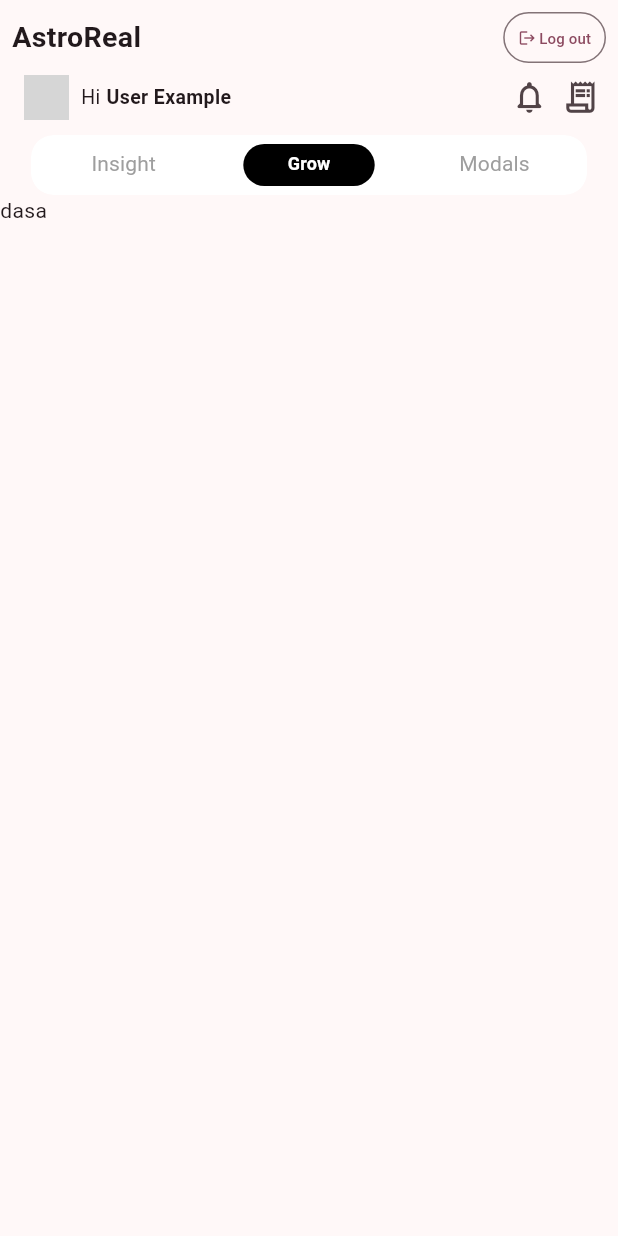
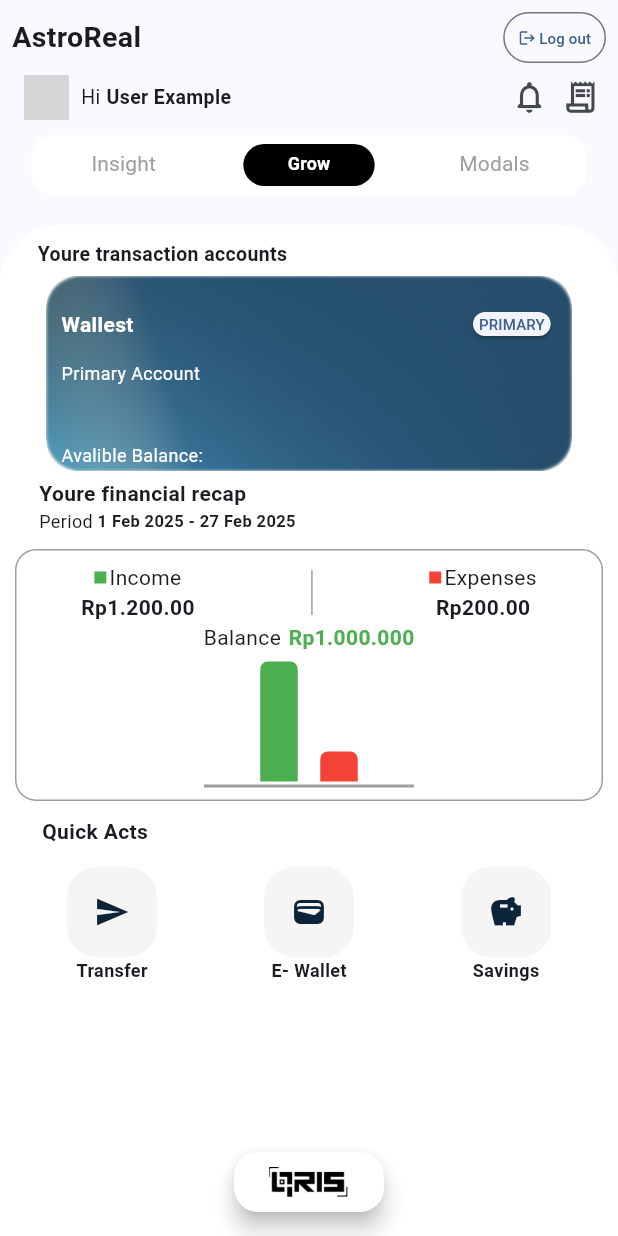
Before and after one commit to jbranabb/astroreal, a Flutter app: the screen it shows after launch, on a phone screen of 412 x 824 dp. Run offline on Flutter 3.47's test engine with Material 3 defaults, Android fonts, the light colour scheme and no system bars; drawn by our look-alikes of lottie; our stand-ins replace bloc, flutter_bloc, flutter_svg, gap, smooth_page_indicator; network calls fail; grey boxes are pictures that could not be loaded.

Commit message:
new file:   astroreal/assets/images/qris.png 	new file:   astroreal/assets/lottie/backdropfilter.json 	modified:   astroreal/lib/main.dart 	new file:   astroreal/lib/pages/home/TabView/tab1/tab_one.dart 	deleted:    astroreal/lib/pages/home/TabView/tab_one.dart 	new file:   astroreal/lib/pages/home/TabView/widget/menu_button.dart 	new file:   astroreal/lib/pages/home/TabView/widget/my_chart.dart 	new file:   astroreal/lib/pages/home/TabView/widget/mydebit.dart 	modified:   astroreal/lib/pages/home/home_page.dart 	modified:   astroreal/pubspec.yaml

```diff
--- a/astroreal/lib/main.dart
+++ b/astroreal/lib/main.dart
@@ -21,7 +21,7 @@ class MyApp extends StatelessWidget {
       ],
         child: MaterialApp(
           theme: ThemeData(
-          colorScheme: ColorScheme.fromSeed(seedColor: Colors.black)),
+          colorScheme: ColorScheme.fromSeed(seedColor: Colors.blue.shade700)),
           debugShowCheckedModeBanner: false,
           home: const HomePage(),
         ),
--- /dev/null
+++ b/astroreal/lib/pages/home/TabView/tab1/tab_one.dart
@@ -0,0 +1,78 @@
+import 'package:astroreal/pages/home/TabView/widget/menu_button.dart';
+import 'package:astroreal/pages/home/TabView/widget/my_chart.dart';
+import 'package:astroreal/pages/home/TabView/widget/mydebit.dart';
+import 'package:flutter/material.dart';
+import 'package:gap/gap.dart';
+
+class MyTabBarView1 extends StatelessWidget {
+  const MyTabBarView1({
+    super.key,
+  });
+  @override
+  Widget build(BuildContext context) {
+    double univesalSizeHorizontal = 10;
+    double univesalSizeHeigh = 130;
+    var widthBody = MediaQuery.of(context).size.width;
+    var heightBody = MediaQuery.of(context).size.height;
+    return SafeArea(
+      child: Scaffold(
+        body: SingleChildScrollView(
+            child: Column(
+          children: [
+            const Gap(20),
+            Container(
+              decoration: const BoxDecoration(
+                  color: Colors.white,
+                  borderRadius: BorderRadius.only(
+                      topLeft: Radius.circular(40),
+                      topRight: Radius.circular(40))),
+              width: widthBody,
+              height: heightBody,
+              child: Column(
+                children: [
+                  const Gap(10),
+                  const Row(
+                    mainAxisAlignment: MainAxisAlignment.start,
+                    children: [
+                      Padding(
+                        padding: EdgeInsets.symmetric(horizontal: 25.0),
+                        child: Text(
+                          'Youre transaction accounts',
+                          style: TextStyle(
+                              fontSize: 13, fontWeight: FontWeight.bold),
+                          textAlign: TextAlign.start,
+                        ),
+                      ),
+                    ],
+                  ),
+                  const Gap(5),
+                  MyDebits(
+                      univesalSizeHeigh: univesalSizeHeigh,
+                      widthBody: widthBody,
+                      univesalSizeHorizontal: univesalSizeHorizontal),
+                  const Gap(5),
+                  const MyFinancialAndPeriod(),
+                  const MyChartBar(),
+                  const MyMenuButtonAndTop(),
+                ],
+              ),
+            ),
+          ],
+        )),
+        floatingActionButton: SizedBox(
+          width: 100,
+          height: 40,
+          child: FloatingActionButton(
+            onPressed: () {},
+            backgroundColor: Colors.white,
+            child: Padding(
+              padding: const EdgeInsets.all(10.0),
+              child: Image.asset('assets/images/qris.png'),
+            ),
+          ),
+        ),
+        floatingActionButtonLocation: FloatingActionButtonLocation.centerFloat,
+      ),
+    );
+  }
+}
--- a/astroreal/lib/pages/home/TabView/tab_one.dart
+++ /dev/null
@@ -1,17 +0,0 @@
-
-import 'package:flutter/cupertino.dart';
-import 'package:flutter/material.dart';
-
-class MyTabBarView1 extends StatelessWidget {
-  const MyTabBarView1({
-    super.key,
-  });
-
-  @override
-  Widget build(BuildContext context) {
-    return Scaffold(
-      body: Text('dasa'),
-      // child: Text('pingnie'),
-    );
-  }
-}
--- /dev/null
+++ b/astroreal/lib/pages/home/TabView/widget/menu_button.dart
@@ -0,0 +1,98 @@
+
+import 'package:flutter/cupertino.dart';
+import 'package:flutter/material.dart';
+
+
+class MyMenuButtonAndTop extends StatelessWidget {
+  const MyMenuButtonAndTop({
+    super.key,
+  });
+
+  @override
+  Widget build(BuildContext context) {
+    return Column(
+        crossAxisAlignment: CrossAxisAlignment.start,
+        children: [
+    Padding(
+      padding:  EdgeInsets.symmetric(horizontal: 28),
+      child: Text(
+        'Quick Acts',
+        style: TextStyle(fontWeight: FontWeight.bold),
+      ),
+    ),
+          Padding(
+            padding: const EdgeInsets.all(8.0),
+            child: SingleChildScrollView(
+              child: GridView.count(
+                  shrinkWrap: true, // **Tambahin ini**
+                  physics: NeverScrollableScrollPhysics(),
+                  crossAxisCount: 3,
+                  crossAxisSpacing: 10,
+                  mainAxisSpacing: 10,
+                  padding: const EdgeInsets.all(6),
+                  children: [
+                    MenuButton(
+                      apa: () => print('hello 1'),
+                      icon: Icons.send,
+                      title: 'Transfer',
+                    ),
+                    MenuButton(
+                      apa: () => print('hello 2'),
+                      icon: Icons.wallet,
+                      title: 'E- Wallet',
+                    ),
+                    MenuButton(
+                      apa: () => print('hello 3'),
+                      icon: Icons.savings,
+                      title: 'Savings',
+                    ),
+                  ]),
+            ),
+          ),
+        ]);
+  }
+}
+
+
+class MenuButton extends StatelessWidget {
+  VoidCallback apa;
+  String title;
+  IconData icon;
+  MenuButton({
+    required this.apa,
+    required this.title,
+    required this.icon,
+    super.key,
+  });
+
+  @override
+  Widget build(BuildContext context) {
+    return Column(
+      children: [
+        GestureDetector(
+          onTap: () {
+            apa();
+          },
+          child: Container(
+            height: 60,
+            width: 60,
+            decoration: BoxDecoration(
+              color: Colors.grey.shade100,
+              borderRadius: BorderRadius.circular(20),
+              // backgroundBlendMode: B
+            ),
+            child: Icon(
+              icon,
+              color: Color.fromARGB(255, 11, 36, 58),
+            ),
+            // color: Colors.red,
+          ),
+        ),
+        Text(
+          title,
+          style: const TextStyle(fontWeight: FontWeight.bold, fontSize: 12),
+        ),
+      ],
+    );
+  }
+}
--- /dev/null
+++ b/astroreal/lib/pages/home/TabView/widget/my_chart.dart
@@ -0,0 +1,186 @@
+
+import 'package:flutter/cupertino.dart';
+import 'package:flutter/material.dart';
+import 'package:gap/gap.dart';
+
+class MyChartBar extends StatelessWidget {
+  const MyChartBar({
+    super.key,
+  });
+
+  @override
+  Widget build(BuildContext context) {
+    return Padding(
+      padding: const EdgeInsets.all(10.0),
+      child: Container(
+        padding: const EdgeInsets.all(8),
+        decoration: BoxDecoration(
+            borderRadius: BorderRadius.circular(14),
+            border: Border.all(
+                style: BorderStyle.solid, color: Colors.grey)),
+        child: Column(
+          children: [
+            Row(
+              mainAxisAlignment: MainAxisAlignment.spaceAround,
+              children: [
+                Column(
+                  children: [
+                    Row(
+                      children: [
+                        Container(
+                          height: 8,
+                          width: 8,
+                          decoration: const BoxDecoration(
+                              color: Colors.green),
+                        ),
+                        const Gap(2),
+                        const Text('Income'),
+                      ],
+                    ),
+                    const Text(
+                      'Rp1.200.00',
+                      style:
+                          TextStyle(fontWeight: FontWeight.bold),
+                    ),
+                  ],
+                ),
+                const SizedBox(
+                  height: 30, // Sesuaikan dengan tinggi teks
+                  child: VerticalDivider(
+                    color: Colors.grey, // Warna divider
+                    thickness: 1, // Ketebalan garis
+                    // Jarak antara elemen sebelum & sesudah divider
+                  ),
+                ),
+                Column(
+                  children: [
+                    Row(
+                      children: [
+                        Container(
+                          height: 8,
+                          width: 8,
+                          decoration: const BoxDecoration(
+                              color: Colors.red),
+                        ),
+                        const Gap(2),
+                        const Text('Expenses'),
+                      ],
+                    ),
+                    const Text(
+                      'Rp200.00',
+                      style:
+                          TextStyle(fontWeight: FontWeight.bold),
+                    ),
+                  ],
+                ),
+              ],
+            ),
+            const Row(
+              mainAxisAlignment: MainAxisAlignment.center,
+              children: [
+                Text('Balance'),
+                Gap(5),
+                Text(
+                  'Rp1.000.000',
+                  style: TextStyle(
+                      color: Colors.green,
+                      fontWeight: FontWeight.bold),
+                ),
+              ],
+            ),
+            Container(
+              height:
+                  90, // Beri ketinggian fixed untuk container
+              padding: const EdgeInsets.symmetric(horizontal: 20),
+              child: Column(
+                mainAxisAlignment: MainAxisAlignment
+                    .end, // Pastikan semua konten rata bawah
+                children: [
+                  // Bar charts
+                  Row(
+                    mainAxisAlignment: MainAxisAlignment.center,
+                    crossAxisAlignment: CrossAxisAlignment
+                        .end, // Penting! Ini membuat bar mulai dari bawah
+                    children: [
+                      const SizedBox(width: 10),
+                      Container(
+                        height: 80, // Tinggi bar income
+                        width: 25,
+                        decoration: const BoxDecoration(
+                          borderRadius: BorderRadius.only(
+                              topLeft: Radius.circular(5),
+                              topRight: Radius.circular(5)),
+                          color: Colors.green,
+                        ),
+                      ),
+                      const SizedBox(width: 15),
+                      Container(
+                        height:
+                            20, // Tinggi bar expenses (lebih pendek)
+                        width: 25,
+                        decoration: const BoxDecoration(
+                          borderRadius: BorderRadius.only(
+                              topLeft: Radius.circular(5),
+                              topRight: Radius.circular(5)),
+                          color: Colors.red,
+                        ),
+                      ),
+                      const SizedBox(width: 10),
+                    ],
+                  ),
+                  const SizedBox(
+                      height: 2), // Jarak antara bar dan divider
+                  // Divider selalu di bawah
+                  Container(
+                    width: 140,
+                    height: 2,
+                    color: Colors.grey,
+                  ),
+                ],
+              ),
+            )
+          ],
+        ),
+      ),
+    );
+  }
+}
+
+class MyFinancialAndPeriod extends StatelessWidget {
+  const MyFinancialAndPeriod({
+    super.key,
+  });
+
+  @override
+  Widget build(BuildContext context) {
+    return const Padding(
+      padding: EdgeInsets.symmetric(horizontal: 26.0),
+      child: Column(
+        crossAxisAlignment: CrossAxisAlignment.start,
+        children: [
+          Text(
+            'Youre financial recap',
+            style: TextStyle(
+                fontSize: 14, fontWeight: FontWeight.bold),
+          ),
+          Row(
+            children: [
+              Text(
+                'Period',
+                style: TextStyle(
+                  fontSize: 12,
+                ),
+              ),
+              Gap(3),
+              Text(
+                '1 Feb 2025 - 27 Feb 2025',
+                style: TextStyle(
+                    fontSize: 11, fontWeight: FontWeight.bold),
+              ),
+            ],
+          ),
+        ],
+      ),
+    );
+  }
+}
--- /dev/null
+++ b/astroreal/lib/pages/home/TabView/widget/mydebit.dart
@@ -0,0 +1,123 @@
+import 'dart:ui';
+
+import 'package:flutter/cupertino.dart';
+import 'package:flutter/material.dart';
+import 'package:gap/gap.dart';
+import 'package:lottie/lottie.dart';
+
+class MyDebits extends StatelessWidget {
+  const MyDebits({
+    super.key,
+    required this.univesalSizeHeigh,
+    required this.widthBody,
+    required this.univesalSizeHorizontal,
+  });
+
+  final double univesalSizeHeigh;
+  final double widthBody;
+  final double univesalSizeHorizontal;
+
+  @override
+  Widget build(BuildContext context) {
+    return Stack(
+      children: [
+        Container(
+          height: univesalSizeHeigh,
+          width: widthBody * 0.85,
+          decoration: BoxDecoration(
+            borderRadius: BorderRadius.circular(20),
+          ),
+          child: ClipRRect(
+              borderRadius: BorderRadius.circular(23),
+              child: SizedBox(
+                height: univesalSizeHeigh,
+                width: widthBody * 0.85,
+                child: LottieBuilder.asset(
+                  fit: BoxFit.fill,
+                  'assets/lottie/backdropfilter.json'))),
+        ),
+        SizedBox(
+          height: univesalSizeHeigh,
+          width: widthBody * 0.85,
+          child: ClipRRect(
+            borderRadius: BorderRadius.circular(20),
+            child: BackdropFilter(
+              filter: ImageFilter.blur(sigmaX: 1, sigmaY: 1),
+              child: Column(
+                // mainAxisAlignment: MainAxisAlignment.start,
+                crossAxisAlignment: CrossAxisAlignment.start,
+                children: [
+                  Padding(
+                    padding: EdgeInsets.only(
+                        left: univesalSizeHorizontal, top: 8, right: 14),
+                    child: Row(
+                      mainAxisAlignment: MainAxisAlignment.spaceBetween,
+                      children: [
+                        const Text(
+                          'Wallest',
+                          style: TextStyle(
+                              fontWeight: FontWeight.bold, color: Colors.white),
+                        ),
+                        ElevatedButton(
+                          onPressed: () {},
+                          style: ElevatedButton.styleFrom(
+                            padding: const EdgeInsets.symmetric(
+                                horizontal: 4, vertical: 1),
+                            minimumSize: const Size(2, 1),
+                          ),
+                          child: const Text(
+                            'PRIMARY',
+                            style: TextStyle(fontSize: 10),
+                          ),
+                        )
+                      ],
+                    ),
+                  ),
+                  Padding(
+                    padding: EdgeInsets.symmetric(
+                        horizontal: univesalSizeHorizontal),
+                    child: const Text(
+                      'Primary Account',
+                      style: TextStyle(fontSize: 12, color: Colors.white),
+                    ),
+                  ),
+                  const Gap(38),
+                  Padding(
+                    padding: EdgeInsets.symmetric(
+                        horizontal: univesalSizeHorizontal),
+                    child: const Text(
+                      'Avalible Balance:',
+                      style: TextStyle(fontSize: 12, color: Colors.white),
+                    ),
+                  ),
+                  Row(
+                    children: [
+                      Padding(
+                        padding: EdgeInsets.only(left: univesalSizeHorizontal),
+                        child: const Text(
+                          'Rp:',
+                          style: TextStyle(
+                              fontWeight: FontWeight.bold, color: Colors.white),
+                        ),
+                      ),
+                      const Text(
+                        '100.000',
+                        style: TextStyle(color: Colors.white),
+                      ),
+                      const Gap(5),
+                      Icon(
+                        Icons.remove_red_eye,
+                        size: 15,
+                        color: Colors.white,
+                      )
+                    ],
+                  ),
+                ],
+              ),
+            ),
+          ),
+        ),
+      ],
+    );
+  }
+}
--- a/astroreal/lib/pages/home/home_page.dart
+++ b/astroreal/lib/pages/home/home_page.dart
@@ -1,6 +1,6 @@
 // ignore_for_file: prefer_const_constructors, avoid_print
 
-import 'package:astroreal/pages/home/TabView/tab_one.dart';
+import 'package:astroreal/pages/home/TabView/tab1/tab_one.dart';
 import 'package:flutter/cupertino.dart';
 import 'package:flutter/material.dart';
 import 'package:gap/gap.dart';
--- a/astroreal/pubspec.yaml
+++ b/astroreal/pubspec.yaml
@@ -58,8 +58,9 @@ flutter:
     - assets/lottie/onboarding3.json
     - assets/lottie/loading.json
     - assets/lottie/a1.json
-    - assets/lottie/b.json
+    - assets/lottie/backdropfilter.json
     - assets/images/google.png
+    - assets/images/qris.png
     - assets/svg/svg1.svg
     - assets/svg/svg2.svg
     - assets/svg/svg3.svg
```
Also changed, not shown: astroreal/assets/lottie/backdropfilter.json (added, +1 -0 lines), astroreal/assets/images/qris.png (added).
